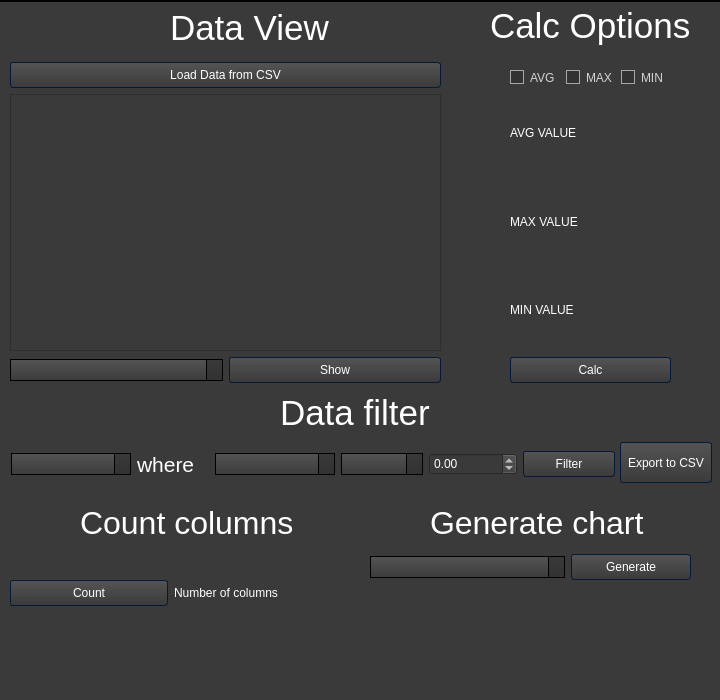
Above: Qt_Designer/mainwindow.ui from bb305496/CSV_Weather_Dashboard before the change. Below: the same form after it.
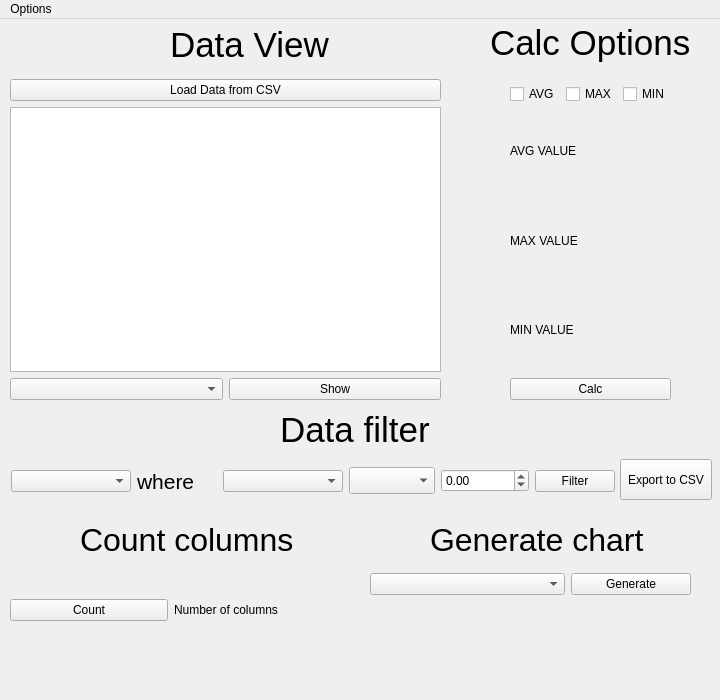
That is the form after the change. Icons and pictures are not drawn.

Commit message: Add to menu bar colorTheme

```diff
--- a/Qt_Designer/mainwindow.ui
+++ b/Qt_Designer/mainwindow.ui
@@ -30,994 +30,7 @@
     <normaloff>../Icons/monitoring_100dp_5985E1_FILL0_wght400_GRAD0_opsz48.png</normaloff>../Icons/monitoring_100dp_5985E1_FILL0_wght400_GRAD0_opsz48.png</iconset>
   </property>
   <property name="styleSheet">
-   <string notr="true">/*Copyright (c) DevSec Studio. All rights reserved.
-
-MIT License
-
-Permission is hereby granted, free of charge, to any person obtaining a copy
-of this software and associated documentation files (the &quot;Software&quot;), to deal
-in the Software without restriction, including without limitation the rights
-to use, copy, modify, merge, publish, distribute, sublicense, and/or sell
-copies of the Software, and to permit persons to whom the Software is
-furnished to do so, subject to the following conditions:
-
-The above copyright notice and this permission notice shall be included in all
-copies or substantial portions of the Software.
-
-THE SOFTWARE IS PROVIDED *AS IS*, WITHOUT WARRANTY OF ANY KIND, EXPRESS OR
-IMPLIED, INCLUDING BUT NOT LIMITED TO THE WARRANTIES OF MERCHANTABILITY,
-FITNESS FOR A PARTICULAR PURPOSE AND NONINFRINGEMENT. IN NO EVENT SHALL THE
-AUTHORS OR COPYRIGHT HOLDERS BE LIABLE FOR ANY CLAIM, DAMAGES OR OTHER
-LIABILITY, WHETHER IN AN ACTION OF CONTRACT, TORT OR OTHERWISE, ARISING FROM,
-OUT OF OR IN CONNECTION WITH THE SOFTWARE OR THE USE OR OTHER DEALINGS IN THE SOFTWARE.
-*/
-
-/*-----QWidget-----*/
-QWidget
-{
-	background-color: #3a3a3a;
-	color: #fff;
-	selection-background-color: #b78620;
-	selection-color: #000;
-
-}
-
-
-/*-----QLabel-----*/
-QLabel
-{
-	background-color: transparent;
-	color: #fff;
-
-}
-
-
-/*-----QMenuBar-----*/
-QMenuBar 
-{
-	background-color: qlineargradient(spread:repeat, x1:1, y1:0, x2:1, y2:1, stop:0 rgba(57, 57, 57, 255),stop:1 rgba(50, 50, 50, 255));
-	border: 1px solid #000;
-	color: #fff;
-
-}
-
-
-QMenuBar::item 
-{
-	background-color: transparent;
-
-}
-
-
-QMenuBar::item:selected 
-{
-	background-color: rgba(183, 134, 32, 20%);
-	border: 1px solid #b78620;
-	color: #fff;
-
-}
-
-
-QMenuBar::item:pressed 
-{
-	background-color: rgb(183, 134, 32);
-	border: 1px solid #b78620;
-	color: #fff;
-
-}
-
-
-/*-----QMenu-----*/
-QMenu
-{
-    background-color: qlineargradient(spread:repeat, x1:1, y1:0, x2:1, y2:1, stop:0 rgba(57, 57, 57, 255),stop:1 rgba(50, 50, 50, 255));
-    border: 1px solid #222;
-    padding: 4px;
-	color: #fff;
-
-}
-
-
-QMenu::item
-{
-    background-color: transparent;
-    padding: 2px 20px 2px 20px;
-
-}
-
-
-QMenu::separator
-{
-   	background-color: rgb(183, 134, 32);
-	height: 1px;
-
-}
-
-
-QMenu::item:disabled
-{
-    color: #555;
-    background-color: transparent;
-    padding: 2px 20px 2px 20px;
-
-}
-
-
-QMenu::item:selected
-{
-	background-color: rgba(183, 134, 32, 20%);
-	border: 1px solid #b78620;
-	color: #fff;
-
-}
-
-
-/*-----QToolBar-----*/
-QToolBar
-{
-	background-color: qlineargradient(spread:repeat, x1:1, y1:0, x2:1, y2:1, stop:0 rgba(69, 69, 69, 255),stop:1 rgba(58, 58, 58, 255));
-	border-top: none;
-	border-bottom: 1px solid #4f4f4f;
-	border-left: 1px solid #4f4f4f;
-	border-right: 1px solid #4f4f4f;
-
-}
-
-
-QToolBar::separator
-{
-	background-color: #2e2e2e;
-	width: 1px;
-
-}
-
-
-/*-----QToolButton-----*/
-QToolButton 
-{
-	background-color: transparent;
-	color: #fff;
-	padding: 5px;
-	padding-left: 8px;
-	padding-right: 8px;
-	margin-left: 1px;
-}
-
-
-QToolButton:hover
-{
-	background-color: rgba(183, 134, 32, 20%);
-	border: 1px solid #b78620;
-	color: #fff;
-	
-}
-
-
-QToolButton:pressed
-{
-	background-color: qlineargradient(spread:repeat, x1:1, y1:0, x2:1, y2:1, stop:0 rgba(57, 57, 57, 255),stop:1 rgba(50, 50, 50, 255));
-	border: 1px solid #b78620;
-
-}
-
-
-QToolButton:checked
-{
-	background-color: qlineargradient(spread:repeat, x1:1, y1:0, x2:1, y2:1, stop:0 rgba(57, 57, 57, 255),stop:1 rgba(50, 50, 50, 255));
-	border: 1px solid #222;
-}
-
-
-/*-----QPushButton-----*/
-QPushButton
-{
-	background-color: qlineargradient(spread:repeat, x1:1, y1:0, x2:1, y2:1, stop:0 rgba(84, 84, 84, 255),stop:1 rgba(59, 59, 59, 255));
-	color: #ffffff;
-	min-width: 80px;
-	border-style: solid;
-	border-width: 1px;
-	border-radius: 3px;
-	border-color: #051a39;
-	padding: 5px;
-
-}
-
-
-QPushButton::flat
-{
-	background-color: transparent;
-	border: none;
-	color: #fff;
-
-}
-
-
-QPushButton::disabled
-{
-	background-color: #404040;
-	color: #656565;
-	border-color: #051a39;
-
-}
-
-
-QPushButton::hover
-{
-	background-color: rgba(183, 134, 32, 20%);
-	border: 1px solid #b78620;
-
-}
-
-
-QPushButton::pressed
-{
-	background-color: qlineargradient(spread:repeat, x1:1, y1:0, x2:1, y2:1, stop:0 rgba(74, 74, 74, 255),stop:1 rgba(49, 49, 49, 255));
-	border: 1px solid #b78620;
-
-}
-
-
-QPushButton::checked
-{
-	background-color: qlineargradient(spread:repeat, x1:1, y1:0, x2:1, y2:1, stop:0 rgba(74, 74, 74, 255),stop:1 rgba(49, 49, 49, 255));
-	border: 1px solid #222;
-
-}
-
-
-/*-----QLineEdit-----*/
-QLineEdit
-{
-	background-color: #131313;
-	color : #eee;
-	border: 1px solid #343434;
-	border-radius: 2px;
-	padding: 3px;
-	padding-left: 5px;
-
-}
-
-
-/*-----QPlainTExtEdit-----*/
-QPlainTextEdit
-{
-	background-color: #131313;
-	color : #eee;
-	border: 1px solid #343434;
-	border-radius: 2px;
-	padding: 3px;
-	padding-left: 5px;
-
-}
-
-
-/*-----QTabBar-----*/
-QTabBar::tab
-{
-	background-color: qlineargradient(spread:repeat, x1:1, y1:0, x2:1, y2:1, stop:0 rgba(84, 84, 84, 255),stop:1 rgba(59, 59, 59, 255));
-	color: #ffffff;
-	border-style: solid;
-	border-width: 1px;
-	border-color: #666;
-	border-bottom: none;
-	padding: 5px;
-	padding-left: 15px;
-	padding-right: 15px;
-
-}
-
-
-QTabWidget::pane 
-{
-	background-color: red;
-	border: 1px solid #666;
-	top: 1px;
-
-}
-
-
-QTabBar::tab:last
-{
-	margin-right: 0; 
-
-}
-
-
-QTabBar::tab:first:!selected
-{
-	background-color: #0c0c0d;
-	margin-left: 0px;
-
-}
-
-
-QTabBar::tab:!selected
-{
-	color: #b1b1b1;
-	border-bottom-style: solid;
-	background-color: #0c0c0d;
-
-}
-
-
-QTabBar::tab:selected
-{
-	margin-bottom: 0px;
-
-}
-
-
-QTabBar::tab:!selected:hover
-{
-	border-top-color: #b78620;
-
-}
-
-
-/*-----QComboBox-----*/
-QComboBox
-{
-    background-color: qlineargradient(spread:repeat, x1:1, y1:0, x2:1, y2:1, stop:0 rgba(84, 84, 84, 255),stop:1 rgba(59, 59, 59, 255));
-    border: 1px solid #000;
-    padding-left: 6px;
-    color: #ffffff;
-    height: 20px;
-
-}
-
-
-QComboBox::disabled
-{
-	background-color: #404040;
-	color: #656565;
-	border-color: #051a39;
-
-}
-
-
-QComboBox:on
-{
-    background-color: #b78620;
-	color: #000;
-
-}
-
-
-QComboBox QAbstractItemView
-{
-    background-color: #383838;
-    color: #ffffff;
-    border: 1px solid black;
-    selection-background-color: #b78620;
-    outline: 0;
-
-}
-
-
-QComboBox::drop-down
-{
-	background-color: qlineargradient(spread:repeat, x1:1, y1:0, x2:1, y2:1, stop:0 rgba(57, 57, 57, 255),stop:1 rgba(50, 50, 50, 255));
-    subcontrol-origin: padding;
-    subcontrol-position: top right;
-    width: 15px;
-    border-left-width: 1px;
-    border-left-color: black;
-    border-left-style: solid; 
-
-}
-
-
-QComboBox::down-arrow
-{
-    image: url(://arrow-down.png);
-    width: 8px;
-    height: 8px;
-}
-
-
-/*-----QSpinBox &amp; QDateTimeEdit-----*/
-QSpinBox,
-QDateTimeEdit 
-{
-    background-color: #131313;
-	color : #eee;
-	border: 1px solid #343434;
-	padding: 3px;
-	padding-left: 5px;
-    border-radius : 2px;
-
-}
-
-
-QSpinBox::up-button, 
-QDateTimeEdit::up-button
-{
-	border-top-right-radius:2px;
-	background-color: #777777;
-    width: 16px; 
-    border-width: 1px;
-
-}
-
-
-QSpinBox::up-button:hover, 
-QDateTimeEdit::up-button:hover
-{
-	background-color: #585858;
-
-}
-
-
-QSpinBox::up-button:pressed, 
-QDateTimeEdit::up-button:pressed
-{
-	background-color: #252525;
-    width: 16px; 
-    border-width: 1px;
-
-}
-
-
-QSpinBox::up-arrow,
-QDateTimeEdit::up-arrow
-{
-    image: url(://arrow-up.png);
-    width: 7px;
-    height: 7px;
-
-}
-
-
-QSpinBox::down-button, 
-QDateTimeEdit::down-button
-{
-	border-bottom-right-radius:2px;
-	background-color: #777777;
-    width: 16px; 
-    border-width: 1px;
-
-}
-
-
-QSpinBox::down-button:hover, 
-QDateTimeEdit::down-button:hover
-{
-	background-color: #585858;
-
-}
-
-
-QSpinBox::down-button:pressed, 
-QDateTimeEdit::down-button:pressed
-{
-	background-color: #252525;
-    width: 16px; 
-    border-width: 1px;
-
-}
-
-
-QSpinBox::down-arrow,
-QDateTimeEdit::down-arrow
-{
-    image: url(://arrow-down.png);
-    width: 7px;
-    height: 7px;
-
-}
-
-
-/*-----QGroupBox-----*/
-QGroupBox 
-{
-    border: 1px solid;
-    border-color: #666666;
-	border-radius: 5px;
-    margin-top: 20px;
-
-}
-
-
-QGroupBox::title  
-{
-    background-color: transparent;
-    color: #eee;
-    subcontrol-origin: margin;
-    padding: 5px;
-	border-top-left-radius: 3px;
-	border-top-right-radius: 3px;
-
-}
-
-
-/*-----QHeaderView-----*/
-QHeaderView::section
-{
-    background-color: qlineargradient(spread:repeat, x1:1, y1:0, x2:1, y2:1, stop:0 rgba(60, 60, 60, 255),stop:1 rgba(50, 50, 50, 255));
-	border: 1px solid #000;
-    color: #fff;
-    text-align: left;
-	padding: 4px;
-	
-}
-
-
-QHeaderView::section:disabled
-{
-    background-color: #525251;
-    color: #656565;
-
-}
-
-
-QHeaderView::section:checked
-{
-    background-color: qlineargradient(spread:repeat, x1:1, y1:0, x2:1, y2:1, stop:0 rgba(60, 60, 60, 255),stop:1 rgba(50, 50, 50, 255));
-    color: #fff;
-
-}
-
-
-QHeaderView::section::vertical::first,
-QHeaderView::section::vertical::only-one
-{
-    border-top: 1px solid #353635;
-
-}
-
-
-QHeaderView::section::vertical
-{
-    border-top: 1px solid #353635;
-
-}
-
-
-QHeaderView::section::horizontal::first,
-QHeaderView::section::horizontal::only-one
-{
-    border-left: 1px solid #353635;
-
-}
-
-
-QHeaderView::section::horizontal
-{
-    border-left: 1px solid #353635;
-
-}
-
-
-QTableCornerButton::section
-{
-    background-color: qlineargradient(spread:repeat, x1:1, y1:0, x2:1, y2:1, stop:0 rgba(60, 60, 60, 255),stop:1 rgba(50, 50, 50, 255));
-	border: 1px solid #000;
-    color: #fff;
-
-}
-
-
-/*-----QTreeWidget-----*/
-QTreeView
-{
-	show-decoration-selected: 1;
-	alternate-background-color: #3a3a3a;
-	selection-color: #fff;
-	background-color: #2d2d2d;
-	border: 1px solid gray;
-	padding-top : 5px;
-	color: #fff;
-	font: 8pt;
-
-}
-
-
-QTreeView::item:selected
-{
-	color:#fff;
-	background-color: #b78620;
-	border-radius: 0px;
-
-}
-
-
-QTreeView::item:!selected:hover
-{
-    background-color: #262626;
-    border: none;
-    color: white;
-
-}
-
-
-QTreeView::branch:has-children:!has-siblings:closed,
-QTreeView::branch:closed:has-children:has-siblings 
-{
-	image: url(://tree-closed.png);
-
-}
-
-
-QTreeView::branch:open:has-children:!has-siblings,
-QTreeView::branch:open:has-children:has-siblings  
-{
-	image: url(://tree-open.png);
-
-}
-
-
-/*-----QListView-----*/
-QListView 
-{
-	background-color: qlineargradient(spread:repeat, x1:1, y1:0, x2:1, y2:1, stop:0 rgba(83, 83, 83, 255),stop:0.293269 rgba(81, 81, 81, 255),stop:0.634615 rgba(79, 79, 79, 255),stop:1 rgba(83, 83, 83, 255));
-    border : none;
-    color: white;
-    show-decoration-selected: 1; 
-    outline: 0;
-	border: 1px solid gray;
-
-}
-
-
-QListView::disabled 
-{
-	background-color: #656565;
-	color: #1b1b1b;
-    border: 1px solid #656565;
-
-}
-
-
-QListView::item 
-{
-	background-color: #2d2d2d;
-    padding: 1px;
-
-}
-
-
-QListView::item:alternate 
-{
-    background-color: #3a3a3a;
-
-}
-
-
-QListView::item:selected 
-{
-	background-color: #b78620;
-	border: 1px solid #b78620;
-	color: #fff;
-
-}
-
-
-QListView::item:selected:!active 
-{
-	background-color: #b78620;
-	border: 1px solid #b78620;
-	color: #fff;
-
-}
-
-
-QListView::item:selected:active 
-{
-	background-color: #b78620;
-	border: 1px solid #b78620;
-	color: #fff;
-
-}
-
-
-QListView::item:hover {
-    background-color: #262626;
-    border: none;
-    color: white;
-
-}
-
-
-/*-----QCheckBox-----*/
-QCheckBox
-{
-	background-color: transparent;
-    color: lightgray;
-	border: none;
-
-}
-
-
-QCheckBox::indicator
-{
-    background-color: #323232;
-    border: 1px solid darkgray;
-    width: 12px;
-    height: 12px;
-
-}
-
-
-QCheckBox::indicator:checked
-{
-    image:url(&quot;./ressources/check.png&quot;);
-	background-color: #b78620;
-    border: 1px solid #3a546e;
-
-}
-
-
-QCheckBox::indicator:unchecked:hover
-{
-	border: 1px solid #b78620; 
-
-}
-
-
-QCheckBox::disabled
-{
-	color: #656565;
-
-}
-
-
-QCheckBox::indicator:disabled
-{
-	background-color: #656565;
-	color: #656565;
-    border: 1px solid #656565;
-
-}
-
-
-/*-----QRadioButton-----*/
-QRadioButton 
-{
-	color: lightgray;
-	background-color: transparent;
-
-}
-
-
-QRadioButton::indicator::unchecked:hover 
-{
-	background-color: lightgray;
-	border: 2px solid #b78620;
-	border-radius: 6px;
-}
-
-
-QRadioButton::indicator::checked 
-{
-	border: 2px solid #b78620;
-	border-radius: 6px;
-	background-color: rgba(183,134,32,20%);  
-	width: 9px; 
-	height: 9px; 
-
-}
-
-
-/*-----QSlider-----*/
-QSlider::groove:horizontal 
-{
-	background-color: transparent;
-	height: 3px;
-
-}
-
-
-QSlider::sub-page:horizontal 
-{
-	background-color: #b78620;
-
-}
-
-
-QSlider::add-page:horizontal 
-{
-	background-color: #131313;
-
-}
-
-
-QSlider::handle:horizontal 
-{
-	background-color: #b78620;
-	width: 14px;
-	margin-top: -6px;
-	margin-bottom: -6px;
-	border-radius: 6px;
-
-}
-
-
-QSlider::handle:horizontal:hover 
-{
-	background-color: #d89e25;
-	border-radius: 6px;
-
-}
-
-
-QSlider::sub-page:horizontal:disabled 
-{
-	background-color: #bbb;
-	border-color: #999;
-
-}
-
-
-QSlider::add-page:horizontal:disabled 
-{
-	background-color: #eee;
-	border-color: #999;
-
-}
-
-
-QSlider::handle:horizontal:disabled 
-{
-	background-color: #eee;
-	border: 1px solid #aaa;
-	border-radius: 3px;
-
-}
-
-
-/*-----QScrollBar-----*/
-QScrollBar:horizontal
-{
-    border: 1px solid #222222;
-    background-color: #3d3d3d;
-    height: 15px;
-    margin: 0px 16px 0 16px;
-
-}
-
-
-QScrollBar::handle:horizontal
-{
-	background-color: qlineargradient(spread:repeat, x1:1, y1:0, x2:1, y2:1, stop:0 rgba(97, 97, 97, 255),stop:1 rgba(90, 90, 90, 255));
-	border: 1px solid #2d2d2d;
-    min-height: 20px;
-
-}
-
-
-QScrollBar::add-line:horizontal
-{
-	background-color: qlineargradient(spread:repeat, x1:1, y1:0, x2:1, y2:1, stop:0 rgba(97, 97, 97, 255),stop:1 rgba(90, 90, 90, 255));
-	border: 1px solid #2d2d2d;
-    width: 15px;
-    subcontrol-position: right;
-    subcontrol-origin: margin;
-
-}
-
-
-QScrollBar::sub-line:horizontal
-{
-	background-color: qlineargradient(spread:repeat, x1:1, y1:0, x2:1, y2:1, stop:0 rgba(97, 97, 97, 255),stop:1 rgba(90, 90, 90, 255));
-	border: 1px solid #2d2d2d;
-    width: 15px;
-    subcontrol-position: left;
-    subcontrol-origin: margin;
-
-}
-
-
-QScrollBar::right-arrow:horizontal
-{
-    image: url(://arrow-right.png);
-    width: 6px;
-    height: 6px;
-
-}
-
-
-QScrollBar::left-arrow:horizontal
-{
-    image: url(://arrow-left.png);
-    width: 6px;
-    height: 6px;
-
-}
-
-
-QScrollBar::add-page:horizontal, QScrollBar::sub-page:horizontal
-{
-    background: none;
-
-}
-
-
-QScrollBar:vertical
-{
-    background-color: #3d3d3d;
-    width: 16px;
-	border: 1px solid #2d2d2d;
-    margin: 16px 0px 16px 0px;
-
-}
-
-
-QScrollBar::handle:vertical
-{
-    background-color: qlineargradient(spread:repeat, x1:1, y1:0, x2:1, y2:1, stop:0 rgba(97, 97, 97, 255),stop:1 rgba(90, 90, 90, 255));
-	border: 1px solid #2d2d2d;
-    min-height: 20px;
-
-}
-
-
-QScrollBar::add-line:vertical
-{
-	background-color: qlineargradient(spread:repeat, x1:1, y1:0, x2:1, y2:1, stop:0 rgba(97, 97, 97, 255),stop:1 rgba(90, 90, 90, 255));
-	border: 1px solid #2d2d2d;
-    height: 15px;
-    subcontrol-position: bottom;
-    subcontrol-origin: margin;
-
-}
-
-
-QScrollBar::sub-line:vertical
-{
-	background-color: qlineargradient(spread:repeat, x1:1, y1:0, x2:1, y2:1, stop:0 rgba(97, 97, 97, 255),stop:1 rgba(90, 90, 90, 255));
-	border: 1px solid #2d2d2d;
-    height: 15px;
-    subcontrol-position: top;
-    subcontrol-origin: margin;
-
-}
-
-
-QScrollBar::up-arrow:vertical
-{
-    image: url(://arrow-up.png);
-    width: 6px;
-    height: 6px;
-
-}
-
-
-QScrollBar::down-arrow:vertical
-{
-    image: url(://arrow-down.png);
-    width: 6px;
-    height: 6px;
-
-}
-
-
-QScrollBar::add-page:vertical, QScrollBar::sub-page:vertical
-{
-    background: none;
-
-}
-
-
-/*-----QProgressBar-----*/
-QProgressBar
-{
-    border: 1px solid #666666;
-    text-align: center;
-	color: #000;
-	font-weight: bold;
-
-}
-
-
-QProgressBar::chunk
-{
-    background-color: #b78620;
-    width: 30px;
-    margin: 0.5px;
-
-}
-
-</string>
+   <string notr="true"/>
   </property>
   <widget class="QWidget" name="centralwidget">
    <widget class="QWidget" name="layoutWidget">
@@ -1129,7 +142,7 @@
     </property>
     <property name="minimumSize">
      <size>
-      <width>92</width>
+      <width>0</width>
       <height>0</height>
      </size>
     </property>
@@ -1214,7 +227,7 @@
       <widget class="QPushButton" name="Filter1Button">
        <property name="minimumSize">
         <size>
-         <width>92</width>
+         <width>0</width>
          <height>0</height>
         </size>
        </property>
@@ -1417,9 +430,23 @@
      <x>0</x>
      <y>0</y>
      <width>720</width>
-     <height>24</height>
+     <height>22</height>
     </rect>
    </property>
+   <widget class="QMenu" name="menuOptions">
+    <property name="title">
+     <string>Options</string>
+    </property>
+    <widget class="QMenu" name="menuTheme">
+     <property name="title">
+      <string>Theme</string>
+     </property>
+     <addaction name="actionLight"/>
+     <addaction name="actionDark"/>
+    </widget>
+    <addaction name="menuTheme"/>
+   </widget>
+   <addaction name="menuOptions"/>
   </widget>
  </widget>
  <resources/>
```
Left out of the diff: 10 changed lines with no effect on the pictures. The commit also changes 13 other files.
